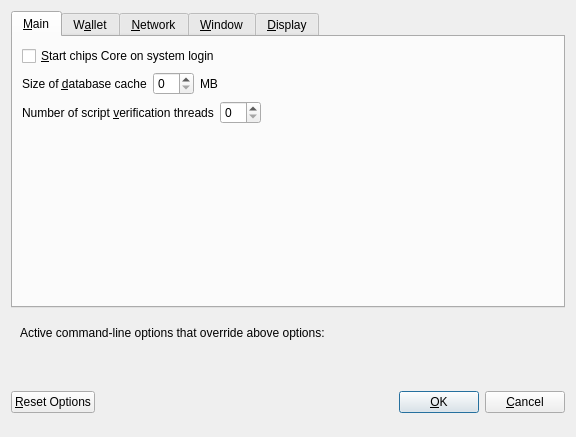
This is src/qt/forms/optionsdialog.ui in mallmanator/BWRGO as Qt 5 draws it before an edit. The edited form follows.
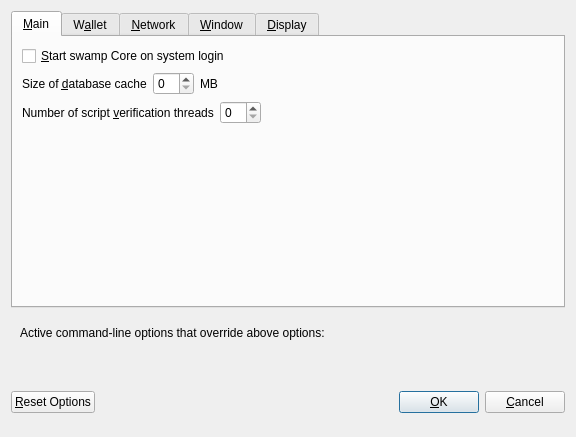
This is the edited form. Custom widgets are drawn as their Qt base class.

```diff
--- a/src/qt/forms/optionsdialog.ui
+++ b/src/qt/forms/optionsdialog.ui
@@ -33,7 +33,7 @@
           <string>Automatically start chips Core after logging in to the system.</string>
          </property>
          <property name="text">
-          <string>&amp;Start chips Core on system login</string>
+          <string>&amp;Start swamp Core on system login</string>
          </property>
         </widget>
        </item>
```
Left out of the diff: 14 changed lines with no effect on the pictures.
